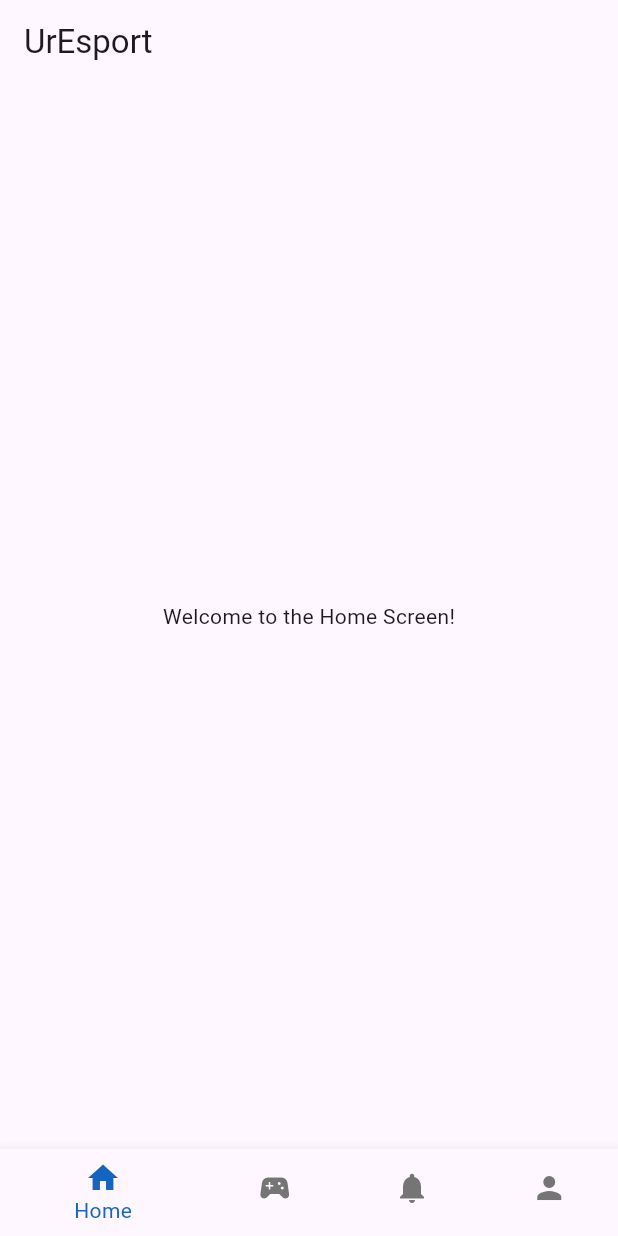
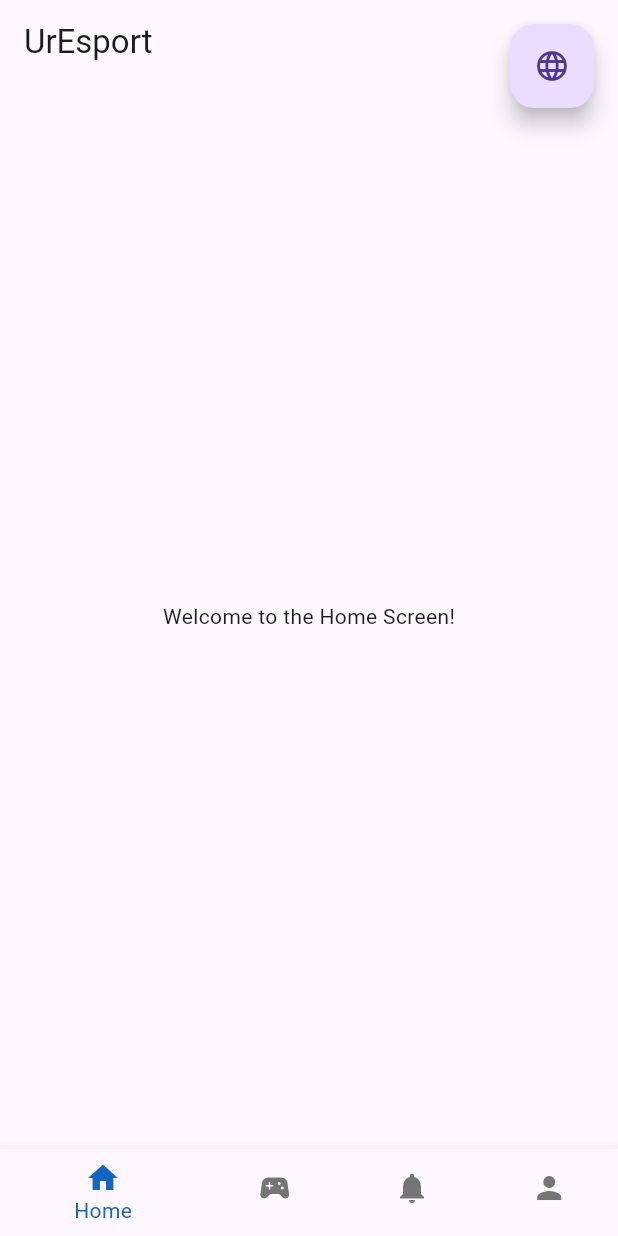
Before and after one commit to Pietrucci-Blacher/UrEsport, a Flutter app: the screen it shows after launch, on a phone screen of 412 x 824 dp. Run offline on Flutter 3.47's test engine with Material 3 defaults, Android fonts, the phone set to English and light mode, and no system bars; our stand-ins replace bloc, dio, equatable, flutter_bloc, flutter_dotenv.

Commit message:
Feat: Add translation for front

```diff
--- a/front/lib/app.dart
+++ b/front/lib/app.dart
@@ -1,21 +1,59 @@
 import 'package:flutter/material.dart';
+import 'package:flutter_localizations/flutter_localizations.dart';
+import 'package:flutter_bloc/flutter_bloc.dart';
 import 'package:uresport/shared/routing/routing.dart';
 import 'package:uresport/shared/splash_screen.dart';
+import 'package:uresport/cubit/locale_cubit.dart';
+import 'package:uresport/global_scaffold.dart';
+import 'package:uresport/l10n/app_localizations.dart';
 
 class MyApp extends StatelessWidget {
   const MyApp({super.key});
 
   @override
   Widget build(BuildContext context) {
+    return BlocProvider(
+      create: (context) => LocaleCubit(),
+      child: BlocBuilder<LocaleCubit, LocaleState>(
+        builder: (context, state) {
           return MaterialApp(
             title: 'UrEsport',
             debugShowCheckedModeBanner: false,
             theme: ThemeData(
               primarySwatch: Colors.blue,
             ),
+            locale: state.locale,
+            localizationsDelegates: const [
+              AppLocalizations.delegate,
+              GlobalMaterialLocalizations.delegate,
+              GlobalWidgetsLocalizations.delegate,
+              GlobalCupertinoLocalizations.delegate,
+            ],
+            supportedLocales: const [
+              Locale('en', ''),
+              Locale('es', ''),
+              Locale('fr', ''),
+            ],
+            localeResolutionCallback: (locale, supportedLocales) {
+              if (locale == null) {
+                return const Locale('en', '');
+              }
+              for (var supportedLocale in supportedLocales) {
+                if (supportedLocale.languageCode == locale.languageCode) {
+                  return supportedLocale;
+                }
+              }
+              return const Locale('en', '');
+            },
+            home: const SplashScreen(),
             initialRoute: '/',
             onGenerateRoute: RouteGenerator.generateRoute,
-      home: const SplashScreen(),
+            builder: (context, child) {
+              return child is SplashScreen ? child : const GlobalScaffold();
+            },
+          );
+        },
+      ),
     );
   }
 }
--- /dev/null
+++ b/front/lib/cubit/locale_cubit.dart
@@ -0,0 +1,13 @@
+import 'package:bloc/bloc.dart';
+import 'package:equatable/equatable.dart';
+import 'package:flutter/material.dart';
+
+part 'locale_state.dart';
+
+class LocaleCubit extends Cubit<LocaleState> {
+  LocaleCubit() : super(const LocaleState(locale: Locale('en')));
+
+  void setLocale(Locale locale) {
+    emit(LocaleState(locale: locale));
+  }
+}
--- /dev/null
+++ b/front/lib/cubit/locale_state.dart
@@ -0,0 +1,10 @@
+part of 'locale_cubit.dart';
+
+class LocaleState extends Equatable {
+  final Locale locale;
+
+  const LocaleState({required this.locale});
+
+  @override
+  List<Object> get props => [locale];
+}
--- /dev/null
+++ b/front/lib/global_scaffold.dart
@@ -0,0 +1,37 @@
+import 'package:flutter/material.dart';
+import 'package:flutter_bloc/flutter_bloc.dart';
+import 'package:uresport/cubit/locale_cubit.dart';
+import 'package:uresport/main_screen.dart';
+import 'package:uresport/shared/locale_switcher.dart';
+
+class GlobalScaffold extends StatelessWidget {
+  const GlobalScaffold({super.key});
+
+  @override
+  Widget build(BuildContext context) {
+    return Scaffold(
+      body: Navigator(
+        onGenerateRoute: (settings) {
+          return MaterialPageRoute(
+            builder: (context) => Stack(
+              children: [
+                const MainScreen(),
+                Align(
+                  alignment: Alignment.topRight,
+                  child: Padding(
+                    padding: const EdgeInsets.all(16.0),
+                    child: LocaleSwitcher(
+                      onLocaleChanged: (locale) {
+                        context.read<LocaleCubit>().setLocale(locale);
+                      },
+                    ),
+                  ),
+                ),
+              ],
+            ),
+          );
+        },
+      ),
+    );
+  }
+}
--- a/front/lib/home/screens/home_screen.dart
+++ b/front/lib/home/screens/home_screen.dart
@@ -1,12 +1,13 @@
 import 'package:flutter/material.dart';
+import 'package:uresport/l10n/app_localizations.dart';
 
 class HomeScreen extends StatelessWidget {
   const HomeScreen({super.key});
 
   @override
   Widget build(BuildContext context) {
-    return const Center(
-      child: Text('Welcome to the Home Screen!'),
+    return Center(
+      child: Text(AppLocalizations.of(context).homeScreenWelcome),
     );
   }
 }
--- /dev/null
+++ b/front/lib/l10n/app_localizations.dart
@@ -0,0 +1,108 @@
+import 'package:flutter/material.dart';
+import 'package:intl/intl.dart';
+import 'package:uresport/generated/intl/messages_all.dart';
+
+class AppLocalizations {
+  static Future<AppLocalizations> load(Locale locale) {
+    final String name = locale.countryCode?.isEmpty ?? false ? locale.languageCode : locale.toString();
+    final String localeName = Intl.canonicalizedLocale(name);
+
+    return initializeMessages(localeName).then((_) {
+      Intl.defaultLocale = localeName;
+      return AppLocalizations();
+    });
+  }
+
+  static AppLocalizations of(BuildContext context) {
+    return Localizations.of<AppLocalizations>(context, AppLocalizations)!;
+  }
+
+  static const LocalizationsDelegate<AppLocalizations> delegate = AppLocalizationsDelegate();
+  static const List<LocalizationsDelegate> localizationsDelegates = [delegate];
+  static const List<Locale> supportedLocales = [Locale('en'), Locale('es'), Locale('fr')];
+
+  String get title {
+    return Intl.message(
+      'UrEsport',
+      name: 'title',
+      desc: 'The application title',
+    );
+  }
+
+  String get welcome {
+    return Intl.message(
+      'Welcome to UrEsport!',
+      name: 'welcome',
+      desc: 'Welcome message',
+    );
+  }
+
+  String get homeScreenWelcome {
+    return Intl.message(
+      'Welcome to the Home Screen!',
+      name: 'homeScreenWelcome',
+      desc: 'Welcome message for the Home screen',
+    );
+  }
+
+  String get tournamentScreenWelcome {
+    return Intl.message(
+      'Welcome to the Tournament Screen!',
+      name: 'tournamentScreenWelcome',
+      desc: 'Welcome message for the Tournament screen',
+    );
+  }
+
+  String get notificationScreenWelcome {
+    return Intl.message(
+      'Welcome to the Notification screen!',
+      name: 'notificationScreenWelcome',
+      desc: 'Welcome message for the Notification screen',
+    );
+  }
+
+  String get homeScreenTitle {
+    return Intl.message(
+      'Home',
+      name: 'homeScreenTitle',
+      desc: 'Title for the Home screen',
+    );
+  }
+
+  String get tournamentScreenTitle {
+    return Intl.message(
+      'Tournaments',
+      name: 'tournamentScreenTitle',
+      desc: 'Title for the Tournament screen',
+    );
+  }
+
+  String get notificationScreenTitle {
+    return Intl.message(
+      'Notifications',
+      name: 'notificationScreenTitle',
+      desc: 'Title for the Notification screen',
+    );
+  }
+
+  String get profileScreenTitle {
+    return Intl.message(
+      'Profile',
+      name: 'profileScreenTitle',
+      desc: 'Title for the Profile screen',
+    );
+  }
+}
+
+class AppLocalizationsDelegate extends LocalizationsDelegate<AppLocalizations> {
+  const AppLocalizationsDelegate();
+
+  @override
+  bool isSupported(Locale locale) => ['en', 'es', 'fr'].contains(locale.languageCode);
+
+  @override
+  Future<AppLocalizations> load(Locale locale) => AppLocalizations.load(locale);
+
+  @override
+  bool shouldReload(LocalizationsDelegate<AppLocalizations> old) => false;
+}
--- a/front/lib/notification/screens/notif_screen.dart
+++ b/front/lib/notification/screens/notif_screen.dart
@@ -1,12 +1,13 @@
 import 'package:flutter/material.dart';
+import 'package:uresport/l10n/app_localizations.dart';
 
 class NotificationScreen extends StatelessWidget {
   const NotificationScreen({super.key});
 
   @override
   Widget build(BuildContext context) {
-    return const Center(
-      child: Text('Welcome to the Notification screen!'),
+    return Center(
+      child: Text(AppLocalizations.of(context).notificationScreenWelcome),
     );
   }
 }
--- a/front/lib/shared/navigation/bottom_navigation.dart
+++ b/front/lib/shared/navigation/bottom_navigation.dart
@@ -1,6 +1,7 @@
 import 'package:flutter/material.dart';
+import 'package:uresport/l10n/app_localizations.dart';
 
-class CustomBottomNavigation extends StatefulWidget {
+class CustomBottomNavigation extends StatelessWidget {
   final bool isLoggedIn;
   final int selectedIndex;
   final void Function(int index) onTap;
@@ -13,35 +14,30 @@ class CustomBottomNavigation extends StatefulWidget {
   });
 
   @override
-  CustomBottomNavigationState createState() => CustomBottomNavigationState();
-}
-
-class CustomBottomNavigationState extends State<CustomBottomNavigation> {
-  @override
   Widget build(BuildContext context) {
     return BottomNavigationBar(
-      items: const <BottomNavigationBarItem>[
+      items: <BottomNavigationBarItem>[
         BottomNavigationBarItem(
-          icon: Icon(Icons.home),
-          label: 'Home',
+          icon: const Icon(Icons.home),
+          label: AppLocalizations.of(context).homeScreenTitle,
         ),
         BottomNavigationBarItem(
-          icon: Icon(Icons.sports_esports),
-          label: 'Tournaments',
+          icon: const Icon(Icons.sports_esports),
+          label: AppLocalizations.of(context).tournamentScreenTitle,
         ),
         BottomNavigationBarItem(
-          icon: Icon(Icons.notifications),
-          label: 'Notifications',
+          icon: const Icon(Icons.notifications),
+          label: AppLocalizations.of(context).notificationScreenTitle,
         ),
         BottomNavigationBarItem(
-          icon: Icon(Icons.person),
-          label: 'Profile',
+          icon: const Icon(Icons.person),
+          label: AppLocalizations.of(context).profileScreenTitle,
         ),
       ],
-      currentIndex: widget.selectedIndex,
+      currentIndex: selectedIndex,
       selectedItemColor: Colors.blue[800],
       unselectedItemColor: Colors.grey[600],
-      onTap: widget.onTap,
+      onTap: onTap,
     );
   }
 }
--- a/front/lib/tournament/screens/tournament_screen.dart
+++ b/front/lib/tournament/screens/tournament_screen.dart
@@ -1,12 +1,13 @@
 import 'package:flutter/material.dart';
+import 'package:uresport/l10n/app_localizations.dart';
 
 class TournamentScreen extends StatelessWidget {
   const TournamentScreen({super.key});
 
   @override
   Widget build(BuildContext context) {
-    return const Center(
-      child: Text('Welcome to the Tournament Screen!'),
+    return Center(
+      child: Text(AppLocalizations.of(context).tournamentScreenWelcome),
     );
   }
 }
```
Also changed, not shown: front/lib/l10n/intl_en.arb (added, +11 -0 lines), front/lib/l10n/intl_es.arb (added, +11 -0 lines), front/lib/l10n/intl_fr.arb (added, +11 -0 lines), front/lib/main_screen.dart (+3 -7 lines), front/lib/shared/locale_switcher.dart (added, +71 -0 lines), front/pubspec.yaml (+20 -74 lines), front/lib/generated/intl/messages_all.dart (added), front/lib/generated/intl/messages_en.dart (added), front/lib/generated/intl/messages_es.dart (added), front/lib/generated/intl/messages_fr.dart (added), front/lib/generated/l10n.dart (added), front/lib/generated/l10n/intl/messages_all.dart (added), front/lib/generated/l10n/intl/messages_en.dart (added), front/lib/generated/l10n/intl/messages_es.dart (added), 3 more files, 5 other files. Lines whose indentation alone changed are shown as unchanged.
